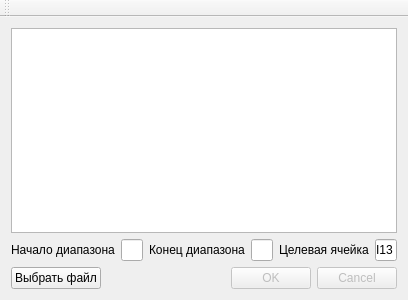
Before: the Qt Designer form print/src/main/python/qt/mainwindow.ui in ojomio/mz, drawn with Qt 5.
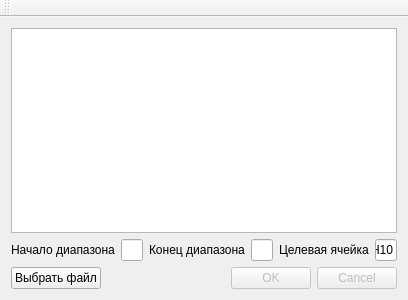
After: the same form once the commit is applied.

Commit message: Cell Formatting and Positioning

Diff of the .ui file:
```diff
--- a/print/src/main/python/qt/mainwindow.ui
+++ b/print/src/main/python/qt/mainwindow.ui
@@ -50,7 +50,7 @@
       <item>
        <widget class="QLineEdit" name="target_cell">
         <property name="text">
-         <string>I13</string>
+         <string>H10</string>
         </property>
        </widget>
       </item>
```
The commit also changes 2 other files.
